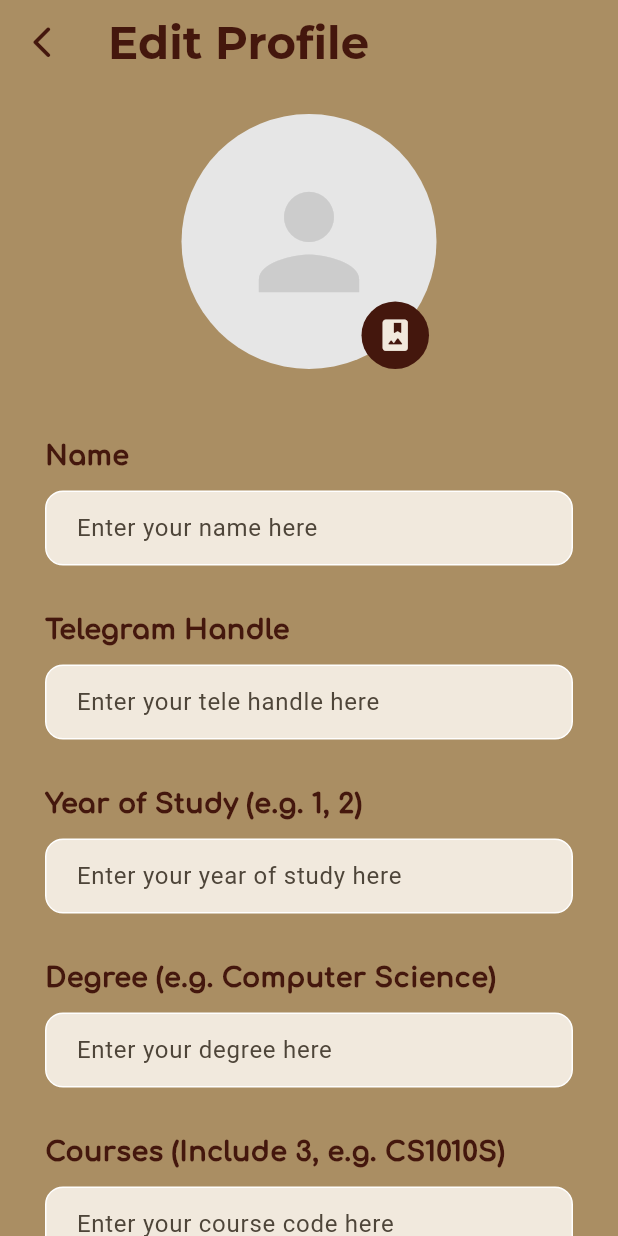
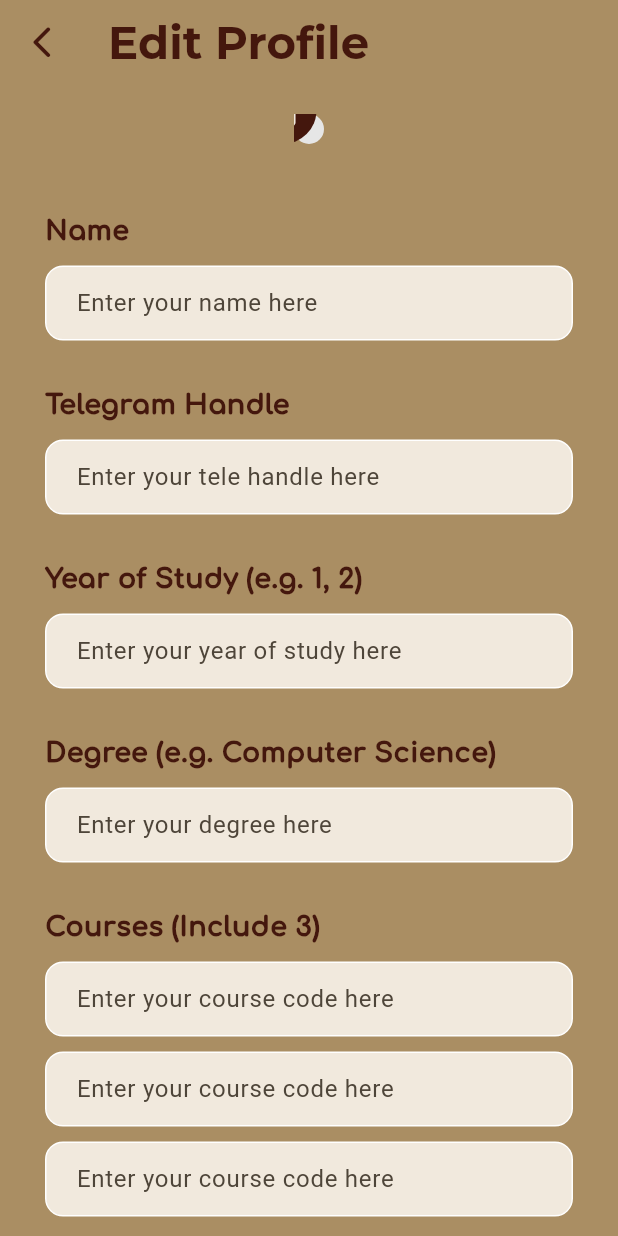
Before and after one commit to oofpouf/linkus, a Flutter app: the EditProfileView screen opened by its route, on a phone screen of 412 x 824 dp. Run offline on Flutter 3.47's test engine with Material 2 defaults, Android fonts, the light colour scheme and no system bars; our stand-ins replace cloud_firestore, firebase_auth, firebase_core, firebase_storage, google_fonts, image_picker; accounts and stored records are empty.

Commit message:
fixed-pfp

```diff
--- /dev/null
+++ b/lib/services/profile/profile_exceptions.dart
@@ -0,0 +1,6 @@
+// Edit profile exceptions
+class RepeatedValuesException implements Exception {}
+
+class EmptyFieldException implements Exception {}
+
+class InvalidYearException implements Exception {}
--- a/lib/services/profile/profile_ui_functions.dart
+++ b/lib/services/profile/profile_ui_functions.dart
@@ -10,7 +10,10 @@ class ProfileUIFunctions {
       child: ClipRRect(
         borderRadius: BorderRadius.circular(100),
         child: profilePic != "" // checking if input is null or not
-            ? Image.network(profilePic)
+            ? Image.network(
+                profilePic,
+                fit: BoxFit.cover,
+              )
             : const CircleAvatar(
                 backgroundColor: Color(0xffE6E6E6),
                 radius: 10,
@@ -100,4 +103,57 @@ class ProfileUIFunctions {
       ),
     );
   }
+
+  Widget generateTextField(String hint, TextEditingController controller) {
+    return Padding(
+      padding: const EdgeInsets.symmetric(horizontal: 10.0),
+      child: Container(
+        decoration: BoxDecoration(
+          color: const Color.fromARGB(255, 241, 233, 221),
+          border: Border.all(color: Colors.white),
+          borderRadius: BorderRadius.circular(12),
+        ),
+        child: Padding(
+          padding: const EdgeInsets.only(left: 20.0),
+          child: TextFormField(
+            controller: controller,
+            enableSuggestions: false,
+            autocorrect: false,
+            cursorColor: const Color.fromARGB(255, 68, 23, 13),
+            decoration: InputDecoration(
+              border: InputBorder.none,
+              hintText: "Enter your $hint here",
+            ),
+          ),
+        ),
+      ),
+    );
+  }
+
+  Widget generateNumField(String hint, TextEditingController controller) {
+    return Padding(
+      padding: const EdgeInsets.symmetric(horizontal: 10.0),
+      child: Container(
+        decoration: BoxDecoration(
+          color: const Color.fromARGB(255, 241, 233, 221),
+          border: Border.all(color: Colors.white),
+          borderRadius: BorderRadius.circular(12),
+        ),
+        child: Padding(
+          padding: const EdgeInsets.only(left: 20.0),
+          child: TextFormField(
+            controller: controller,
+            enableSuggestions: false,
+            autocorrect: false,
+            cursorColor: const Color.fromARGB(255, 68, 23, 13),
+            keyboardType: TextInputType.number,
+            decoration: InputDecoration(
+              border: InputBorder.none,
+              hintText: "Enter your $hint here",
+            ),
+          ),
+        ),
+      ),
+    );
+  }
 }
--- a/lib/view/profile/edit_profile_view.dart
+++ b/lib/view/profile/edit_profile_view.dart
@@ -23,6 +23,7 @@ class EditProfileView extends StatefulWidget {
 
 class _EditProfileViewState extends State<EditProfileView> {
   final currentUser = AuthService.firebase().currentUser;
+  final usersCollection = FirebaseFirestore.instance.collection("Users");
 
   final _nameController = TextEditingController();
   final _teleHandleController = TextEditingController();
@@ -41,23 +42,23 @@ class _EditProfileViewState extends State<EditProfileView> {
 
   List<String> listValue = [
     "-- Select a hobby --",
-    "Arts and crafts",
-    "Board/card games",
-    "Cooking/baking",
-    "Dancing",
-    "Gardening and plants",
-    "Meditation/wellness",
-    "Outdoor activities (hiking, kayaking etc.)",
-    "Partying/clubbing",
-    "Pets",
-    "Photography",
-    "Playing an instrument",
-    "Reading",
-    "Singing",
-    "Sports/fitness",
-    "Tech/computers",
-    "Traveling",
-    "Video gaming",
+    "arts and crafts",
+    "board/card games",
+    "cooking/baking",
+    "dancing",
+    "gardening and plants",
+    "meditation/wellness",
+    "outdoor activities",
+    "partying/clubbing",
+    "pets",
+    "photography",
+    "playing an instrument",
+    "reading",
+    "singing",
+    "sports/fitness",
+    "tech/computers",
+    "traveling",
+    "video gaming",
   ];
 
   @override
@@ -73,16 +74,13 @@ class _EditProfileViewState extends State<EditProfileView> {
   }
 
   Future<void> editProfile() async {
-    final usersCollection = FirebaseFirestore.instance.collection("Users");
-    final currentUser = AuthService.firebase().currentUser;
-
     String newName = _nameController.text.trim();
     String newTeleHandle = _teleHandleController.text.trim();
     String newYear = _yearController.text.trim();
-    String newDegree = _degreeController.text.trim();
-    String newCourse1 = _course1Controller.text.trim();
-    String newCourse2 = _course2Controller.text.trim();
-    String newCourse3 = _course3Controller.text.trim();
+    String newDegree = _degreeController.text.trim().toLowerCase();
+    String newCourse1 = _course1Controller.text.trim().toLowerCase();
+    String newCourse2 = _course2Controller.text.trim().toLowerCase();
+    String newCourse3 = _course3Controller.text.trim().toLowerCase();
     String newHobby1 = dropdownValue1;
     String newHobby2 = dropdownValue2;
     String newHobby3 = dropdownValue3;
@@ -141,10 +139,6 @@ class _EditProfileViewState extends State<EditProfileView> {
           .doc(currentUser!.email)
           .update({'profile pic': picUrl});
     }
-
-    // need to check if the profile thing is empty. If not empty can call uploadImage() to upload it onto flutter
-    // uploadImage();
-    //
   }
 
   Future pickImage() async {
@@ -187,36 +181,17 @@ class _EditProfileViewState extends State<EditProfileView> {
     return urlDownload;
   }
 
-  Widget generateTextField(String hint, TextEditingController controller) {
-    return Padding(
-      padding: const EdgeInsets.symmetric(horizontal: 10.0),
-      child: Container(
-        decoration: BoxDecoration(
-          color: const Color.fromARGB(255, 241, 233, 221),
-          border: Border.all(color: Colors.white),
-          borderRadius: BorderRadius.circular(12),
-        ),
-        child: Padding(
-          padding: const EdgeInsets.only(left: 20.0),
-          child: TextFormField(
-            controller: controller,
-            enableSuggestions: false,
-            autocorrect: false,
-            cursorColor: const Color.fromARGB(255, 68, 23, 13),
-            keyboardType: TextInputType.number,
-            decoration: InputDecoration(
-              border: InputBorder.none,
-              hintText: "Enter your $hint here",
-            ),
-          ),
-        ),
-      ),
-    );
-  }
-
   @override
   Widget build(BuildContext context) {
     ProfileUIFunctions userProf = ProfileUIFunctions();
+    return StreamBuilder<DocumentSnapshot>(
+        stream: FirebaseFirestore.instance
+            .collection("Users")
+            .doc(currentUser?.email)
+            .snapshots(),
+        builder: (context, snapshot) {
+          if (snapshot.hasData) {
+            final userData = snapshot.data!.data() as Map<String, dynamic>;
             return Scaffold(
               backgroundColor: const Color(0xffAA8E63),
               appBar: AppBar(
@@ -260,14 +235,15 @@ class _EditProfileViewState extends State<EditProfileView> {
                                       width: 170,
                                       height: 170,
                                       child: Image.file(image!)))
+                              : userData['profile pic'] != ""
+                                  ? userProf
+                                      .generatePfp(userData['profile pic'])
                                   : const CircleAvatar(
                                       backgroundColor: Color(0xffE6E6E6),
-                          radius: 85,
+                                      radius: 10,
                                       child: Icon(Icons.person,
                                           color: Color(0xffCCCCCC), size: 100),
                                     ),
-
-                  // Gallery icon
                           Positioned(
                             bottom: 0,
                             right: 5,
@@ -299,7 +275,7 @@ class _EditProfileViewState extends State<EditProfileView> {
                             const SizedBox(height: 10.0),
 
                             // Name textfield
-                    generateTextField('name', _nameController),
+                            userProf.generateTextField('name', _nameController),
                             const SizedBox(height: 30),
 
                             // Telegram handle title
@@ -307,63 +283,74 @@ class _EditProfileViewState extends State<EditProfileView> {
                             const SizedBox(height: 10.0),
 
                             // Telegram handle textfield
-                    generateTextField('tele handle', _teleHandleController),
+                            userProf.generateTextField(
+                                'tele handle', _teleHandleController),
                             const SizedBox(height: 30),
 
                             // Year of study title
-                    userProf.generateEditTitle('Year of Study (e.g. 1, 2)'),
+                            userProf
+                                .generateEditTitle('Year of Study (e.g. 1, 2)'),
                             const SizedBox(height: 10.0),
 
                             // Year of study textfield
-                    generateTextField('year of study', _yearController),
+                            userProf.generateNumField(
+                                'year of study', _yearController),
                             const SizedBox(height: 30),
 
                             // Degree title
-                    userProf
-                        .generateEditTitle('Degree (e.g. Computer Science)'),
+                            userProf.generateEditTitle(
+                                'Degree (e.g. Computer Science)'),
                             const SizedBox(height: 10.0),
 
                             // Degree textfield
-                    generateTextField('degree', _degreeController),
+                            userProf.generateTextField(
+                                'degree', _degreeController),
                             const SizedBox(height: 30),
 
                             // Course title
-                    userProf
-                        .generateEditTitle('Courses (Include 3, e.g. CS1010S)'),
+                            userProf.generateEditTitle('Courses (Include 3)'),
                             const SizedBox(height: 10.0),
 
                             // Course 1
-                    generateTextField('course code', _course1Controller),
+                            userProf.generateTextField(
+                                'course code', _course1Controller),
                             const SizedBox(height: 10.0),
 
                             // Course 2
-                    generateTextField('course code', _course2Controller),
+                            userProf.generateTextField(
+                                'course code', _course2Controller),
                             const SizedBox(height: 10.0),
 
                             // Course 3
-                    generateTextField('course code', _course3Controller),
+                            userProf.generateTextField(
+                                'course code', _course3Controller),
                             const SizedBox(height: 30),
 
                             // Hobbies title
-                    userProf.generateEditTitle('Hobbies (Select up to 3)'),
+                            userProf.generateEditTitle('Hobbies (Select 3)'),
                             const SizedBox(height: 10.0),
 
                             // Hobbies drop down 1
                             Padding(
-                      padding: const EdgeInsets.symmetric(horizontal: 10),
+                              padding:
+                                  const EdgeInsets.symmetric(horizontal: 10),
                               child: Container(
                                 decoration: BoxDecoration(
-                          color: const Color.fromARGB(255, 241, 233, 221),
+                                  color:
+                                      const Color.fromARGB(255, 241, 233, 221),
                                   borderRadius: BorderRadius.circular(12),
                                   border: Border.all(color: Colors.white),
                                 ),
+                                width: 370,
+                                height: 50,
                                 child: DropdownButtonHideUnderline(
                                   child: DropdownButton<String>(
                                     padding: const EdgeInsets.only(left: 20.0),
                                     value: dropdownValue1,
                                     // Step 4.
                                     items: listValue
-                                .map<DropdownMenuItem<String>>((String value) {
+                                        .map<DropdownMenuItem<String>>(
+                                            (String value) {
                                       return DropdownMenuItem<String>(
                                         value: value,
                                         child: Text(
@@ -384,13 +371,17 @@ class _EditProfileViewState extends State<EditProfileView> {
 
                             // Hobbies drop down 2
                             Padding(
-                      padding: const EdgeInsets.symmetric(horizontal: 10),
+                              padding:
+                                  const EdgeInsets.symmetric(horizontal: 10),
                               child: Container(
                                 decoration: BoxDecoration(
-                          color: const Color.fromARGB(255, 241, 233, 221),
+                                  color:
+                                      const Color.fromARGB(255, 241, 233, 221),
                                   borderRadius: BorderRadius.circular(12),
                                   border: Border.all(color: Colors.white),
                                 ),
+                                width: 370,
+                                height: 50,
                                 child: Padding(
                                   padding: const EdgeInsets.only(left: 20.0),
                                   child: DropdownButtonHideUnderline(
@@ -398,7 +389,8 @@ class _EditProfileViewState extends State<EditProfileView> {
                                       // Step 3.
                                       value: dropdownValue2,
                                       // Step 4.
-                              items: listValue.map<DropdownMenuItem<String>>(
+                                      items: listValue
+                                          .map<DropdownMenuItem<String>>(
                                               (String value) {
                                         return DropdownMenuItem<String>(
                                           value: value,
@@ -421,13 +413,17 @@ class _EditProfileViewState extends State<EditProfileView> {
 
                             // Hobbies drop down 3
                             Padding(
-                      padding: const EdgeInsets.symmetric(horizontal: 10),
+                              padding:
+                                  const EdgeInsets.symmetric(horizontal: 10),
                               child: Container(
                                 decoration: BoxDecoration(
-                          color: const Color.fromARGB(255, 241, 233, 221),
+                                  color:
+                                      const Color.fromARGB(255, 241, 233, 221),
                                   borderRadius: BorderRadius.circular(12),
                                   border: Border.all(color: Colors.white),
                                 ),
+                                width: 370,
+                                height: 50,
                                 child: Padding(
                                   padding: const EdgeInsets.only(left: 20.0),
                                   child: DropdownButtonHideUnderline(
@@ -435,7 +431,8 @@ class _EditProfileViewState extends State<EditProfileView> {
                                       // Step 3.
                                       value: dropdownValue3,
                                       // Step 4.
-                              items: listValue.map<DropdownMenuItem<String>>(
+                                      items: listValue
+                                          .map<DropdownMenuItem<String>>(
                                               (String value) {
                                         return DropdownMenuItem<String>(
                                           value: value,
@@ -494,5 +491,10 @@ class _EditProfileViewState extends State<EditProfileView> {
                 ),
               ),
             );
+          } else if (snapshot.hasError) {
+            showErrorDialog(this.context, 'Error${snapshot.error}');
+          }
+          return const CircularProgressIndicator();
+        });
   }
 }
```
Lines whose indentation alone changed are shown as unchanged.
